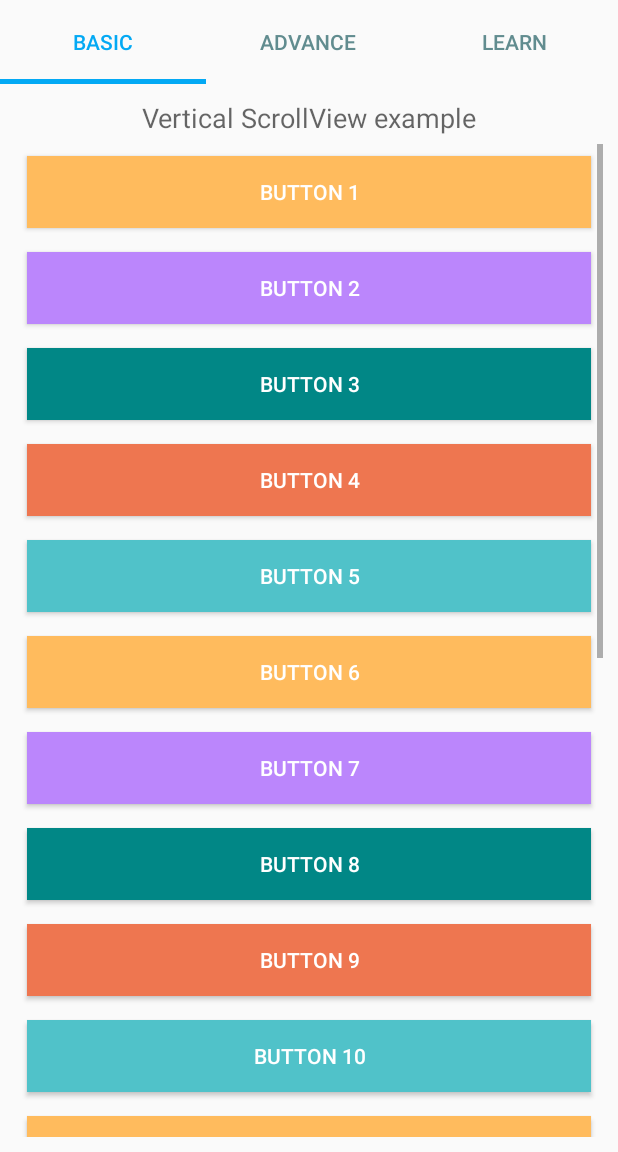
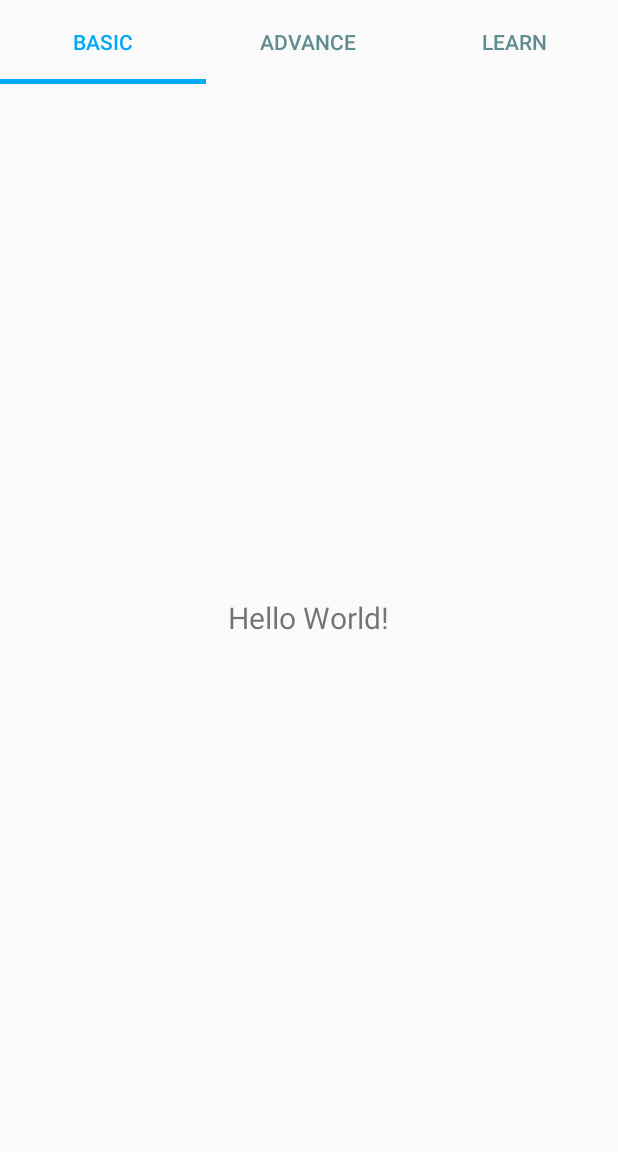
Before and after one commit to sstya48/Android_Point, an Android app: the fragment Hello_World_Fragment placed in its activity, on a phone screen of 412 x 824 dp, the part 84-1236 px from its top. Run offline under Robolectric (Android 15) with nearby library versions, the phone set to English and light mode, and no system bars; libraries missing offline, so code that uses them is left out: com.denzcoskun.imageslider; 7 statements that could not run were skipped.

Commit message:
HelloWorld Demo Code on Button Done, Demo Fragment Package

```diff
--- a/app/src/main/java/com/example/androidpoint/Fragment/Scroll_Demo_Fragment.java
+++ b/app/src/main/java/com/example/androidpoint/DemoFragments/Hello_World_Fragment.java
@@ -1,4 +1,4 @@
-package com.example.androidpoint.Fragment;
+package com.example.androidpoint.DemoFragments;
 
 import android.os.Bundle;
 
@@ -11,13 +11,9 @@
 import com.example.androidpoint.R;
 
 
-public class Scroll_Demo_Fragment extends Fragment {
-
-    public Scroll_Demo_Fragment() {
-        // Required empty public constructor
-    }
-   public static Scroll_Demo_Fragment newInstance() {
-        Scroll_Demo_Fragment fragment = new Scroll_Demo_Fragment();
+public class Hello_World_Fragment extends Fragment {
+    public static Hello_World_Fragment newInstance() {
+        Hello_World_Fragment fragment = new Hello_World_Fragment();
         Bundle args = new Bundle();
         fragment.setArguments(args);
         return fragment;
@@ -33,7 +29,7 @@
     public View onCreateView(LayoutInflater inflater, ViewGroup container,
                              Bundle savedInstanceState) {
         // Inflate the layout for this fragment
-        View view= inflater.inflate(R.layout.fragment_scroll__demo_, container, false);
+        View view= inflater.inflate(R.layout.fragment_hello__world_, container, false);
 
         return view;
     }
--- a/app/src/main/java/com/example/androidpoint/Fragment/B_card_10_Fragment.java
+++ b/app/src/main/java/com/example/androidpoint/Fragment/B_card_10_Fragment.java
@@ -3,7 +3,6 @@
 import android.annotation.SuppressLint;
 import android.os.Bundle;
 
-import androidx.appcompat.widget.AppCompatButton;
 import androidx.appcompat.widget.AppCompatImageView;
 import androidx.fragment.app.Fragment;
 
@@ -12,6 +11,7 @@
 import android.view.ViewGroup;
 import android.widget.TextView;
 
+import com.example.androidpoint.DemoFragments.Scroll_Demo_Fragment;
 import com.example.androidpoint.R;
 
 public class B_card_10_Fragment extends Fragment {
--- /dev/null
+++ b/app/src/main/res/layout/fragment_hello__world_.xml
@@ -0,0 +1,17 @@
+<?xml version="1.0" encoding="utf-8"?>
+<LinearLayout xmlns:android="http://schemas.android.com/apk/res/android"
+    xmlns:tools="http://schemas.android.com/tools"
+    android:layout_width="match_parent"
+    android:layout_height="match_parent"
+    android:gravity="center"
+    tools:context=".DemoFragments.Hello_World_Fragment">
+
+<TextView
+    android:layout_width="wrap_content"
+    android:layout_height="wrap_content"
+    android:text="Hello World!"
+    android:textSize="20sp"
+
+    />
+
+</LinearLayout>
--- a/app/src/main/res/layout/fragment_scroll__demo_.xml
+++ b/app/src/main/res/layout/fragment_scroll__demo_.xml
@@ -4,7 +4,7 @@
     android:layout_width="match_parent"
     android:layout_height="match_parent"
     android:padding="10dp"
-    tools:context=".Fragment.Scroll_Demo_Fragment">
+    tools:context=".DemoFragments.Scroll_Demo_Fragment">
 
 
     <TextView
--- a/app/src/main/res/values/strings.xml
+++ b/app/src/main/res/values/strings.xml
@@ -112,7 +112,8 @@
 
     <string name="mainactivity">MainActivity.java</string>
     <string name="activity_main">activity_main.xml</string>
-
+    <!-- TODO: Remove or change this placeholder text -->
+    <string name="hello_blank_fragment">Hello blank fragment</string>
 
 
 </resources>
```
Also changed, not shown: app/src/main/java/com/example/androidpoint/DemoFragments/Scroll_Demo_Fragment.java (added, +40 -0 lines), app/src/main/java/com/example/androidpoint/Fragment/B_card_1_Fragment.java (+14 -12 lines), app/src/main/res/layout/fragment_b_card_1_.xml (+7 -7 lines).
